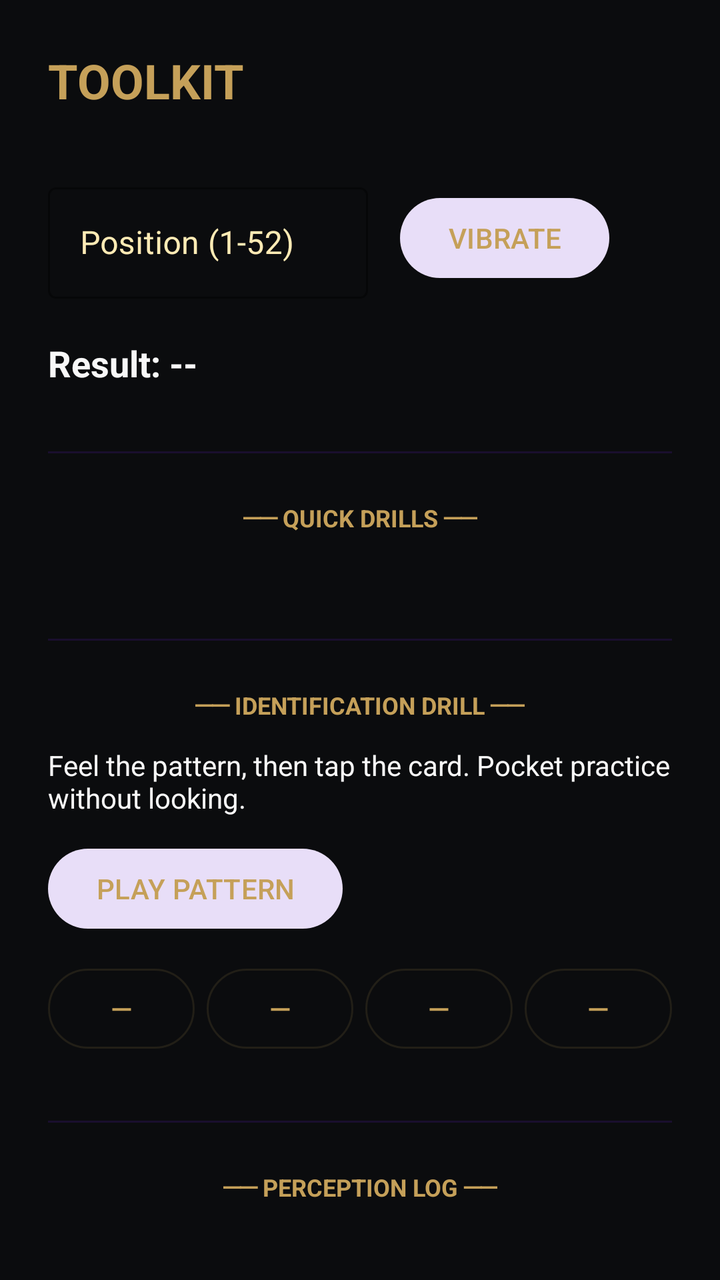
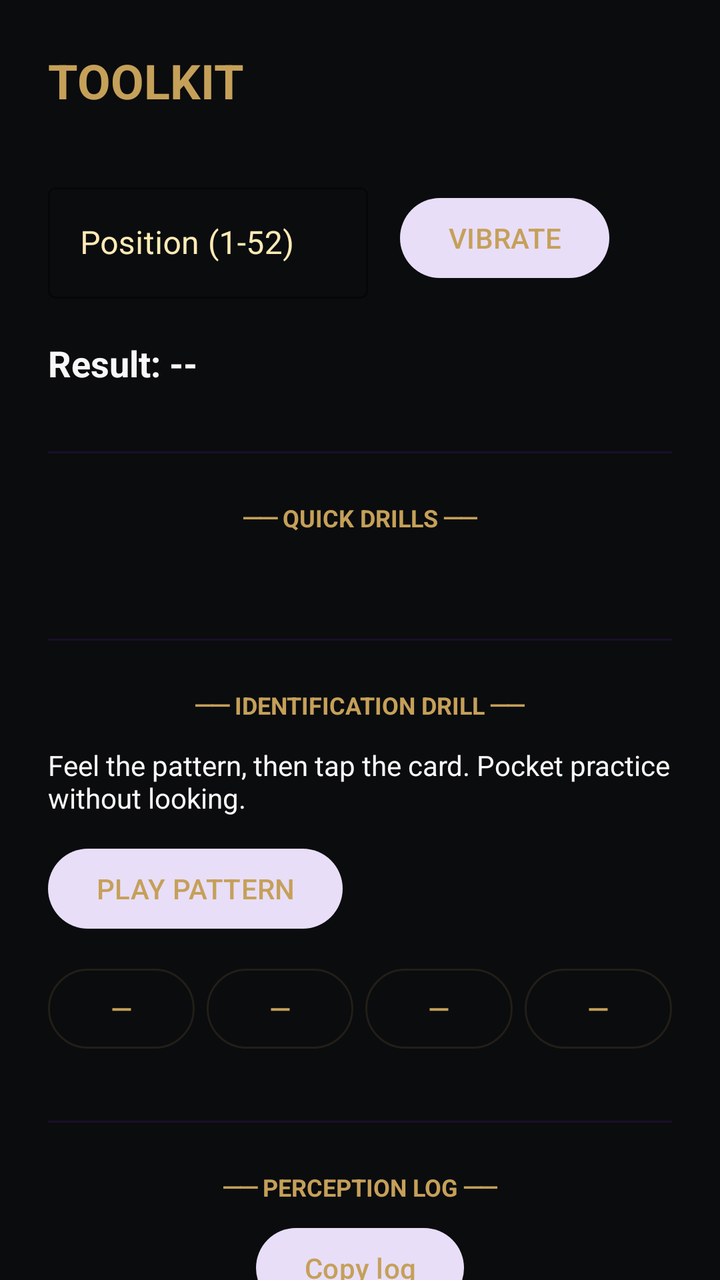

Before-and-after screenshots of an Android layout around one commit, followed by the original layout XML and the change that was made.
<!-- AndroidManifest.xml: application theme Theme.MagicHaptic -->
<!-- res/layout/fragment_test.xml -->
<?xml version="1.0" encoding="utf-8"?>
<androidx.coordinatorlayout.widget.CoordinatorLayout xmlns:android="http://schemas.android.com/apk/res/android"
    xmlns:app="http://schemas.android.com/apk/res-auto"
    android:layout_width="match_parent"
    android:layout_height="match_parent"
    android:background="@color/obsidian_black">

    <androidx.core.widget.NestedScrollView
        android:layout_width="match_parent"
        android:layout_height="match_parent">

        <androidx.constraintlayout.widget.ConstraintLayout
            android:layout_width="match_parent"
            android:layout_height="wrap_content"
            android:padding="24dp">

            <TextView
                android:id="@+id/tvTestMode"
                android:layout_width="wrap_content"
                android:layout_height="wrap_content"
                android:text="TOOLKIT"
                android:textColor="@color/antique_gold"
                android:textSize="24sp"
                android:textStyle="bold"
                app:layout_constraintStart_toStartOf="parent"
                app:layout_constraintTop_toTopOf="parent" />

            
            <com.google.android.material.textfield.TextInputLayout
                android:id="@+id/tilManualPosition"
                style="@style/Widget.MaterialComponents.TextInputLayout.OutlinedBox"
                android:layout_width="160dp"
                android:layout_height="wrap_content"
                android:layout_marginTop="32dp"
                android:hint="Position (1-52)"
                android:textColorHint="@color/gold_glow"
                app:boxStrokeColor="@color/antique_gold"
                app:hintTextColor="@color/antique_gold"
                app:layout_constraintStart_toStartOf="parent"
                app:layout_constraintTop_toBottomOf="@id/tvTestMode">

                <com.google.android.material.textfield.TextInputEditText
                    android:id="@+id/etManualPosition"
                    android:layout_width="match_parent"
                    android:layout_height="wrap_content"
                    android:inputType="number"
                    android:textColor="@color/magic_white" />
            </com.google.android.material.textfield.TextInputLayout>

            <Button
                android:id="@+id/btnVibrateManual"
                style="@style/Widget.Material3.Button.TonalButton"
                android:layout_width="wrap_content"
                android:layout_height="wrap_content"
                android:layout_marginStart="16dp"
                android:text="VIBRATE"
                android:textColor="@color/antique_gold"
                app:layout_constraintBottom_toBottomOf="@id/tilManualPosition"
                app:layout_constraintStart_toEndOf="@id/tilManualPosition"
                app:layout_constraintTop_toTopOf="@id/tilManualPosition" />

            <TextView
                android:id="@+id/tvManualCardInfo"
                android:layout_width="match_parent"
                android:layout_height="wrap_content"
                android:layout_marginTop="20dp"
                android:text="Result: --"
                android:textColor="@color/magic_white"
                android:textSize="18sp"
                android:textStyle="bold"
                app:layout_constraintTop_toBottomOf="@id/tilManualPosition" />

            <com.google.android.material.divider.MaterialDivider
                android:id="@+id/divider1"
                android:layout_width="match_parent"
                android:layout_height="wrap_content"
                android:layout_marginTop="32dp"
                app:dividerColor="@color/deep_velvet"
                app:layout_constraintTop_toBottomOf="@id/tvManualCardInfo" />

            
            <TextView
                android:id="@+id/tvQuickTestHeader"
                android:layout_width="wrap_content"
                android:layout_height="wrap_content"
                android:layout_marginTop="24dp"
                android:text="── QUICK DRILLS ──"
                android:textColor="@color/antique_gold"
                android:textSize="12sp"
                android:textStyle="bold"
                app:layout_constraintEnd_toEndOf="parent"
                app:layout_constraintStart_toStartOf="parent"
                app:layout_constraintTop_toBottomOf="@id/divider1" />

            <GridLayout
                android:id="@+id/cardGrid"
                android:layout_width="match_parent"
                android:layout_height="wrap_content"
                android:layout_marginTop="20dp"
                android:columnCount="4"
                android:useDefaultMargins="true"
                android:alignmentMode="alignBounds"
                app:layout_constraintTop_toBottomOf="@id/tvQuickTestHeader" />

            <com.google.android.material.divider.MaterialDivider
                android:id="@+id/dividerDrill"
                android:layout_width="match_parent"
                android:layout_height="wrap_content"
                android:layout_marginTop="32dp"
                app:dividerColor="@color/deep_velvet"
                app:layout_constraintTop_toBottomOf="@id/cardGrid" />

            <TextView
                android:id="@+id/tvDrillHeader"
                android:layout_width="wrap_content"
                android:layout_height="wrap_content"
                android:layout_marginTop="24dp"
                android:text="── IDENTIFICATION DRILL ──"
                android:textColor="@color/antique_gold"
                android:textSize="12sp"
                android:textStyle="bold"
                app:layout_constraintEnd_toEndOf="parent"
                app:layout_constraintStart_toStartOf="parent"
                app:layout_constraintTop_toBottomOf="@id/dividerDrill" />

            <TextView
                android:id="@+id/tvDrillStatus"
                android:layout_width="match_parent"
                android:layout_height="wrap_content"
                android:layout_marginTop="12dp"
                android:text="Feel the pattern, then tap the card. Pocket practice without looking."
                android:textColor="@color/magic_white"
                android:textSize="14sp"
                app:layout_constraintTop_toBottomOf="@id/tvDrillHeader" />

            <Button
                android:id="@+id/btnStartDrill"
                style="@style/Widget.Material3.Button.TonalButton"
                android:layout_width="wrap_content"
                android:layout_height="wrap_content"
                android:layout_marginTop="12dp"
                android:text="PLAY PATTERN"
                android:textColor="@color/antique_gold"
                app:layout_constraintStart_toStartOf="parent"
                app:layout_constraintTop_toBottomOf="@id/tvDrillStatus" />

            <LinearLayout
                android:id="@+id/drillOptions"
                android:layout_width="match_parent"
                android:layout_height="wrap_content"
                android:layout_marginTop="12dp"
                android:orientation="horizontal"
                app:layout_constraintTop_toBottomOf="@id/btnStartDrill">

                <Button
                    android:id="@+id/btnDrill1"
                    style="@style/Widget.Material3.Button.OutlinedButton"
                    android:layout_width="0dp"
                    android:layout_height="wrap_content"
                    android:layout_marginEnd="6dp"
                    android:layout_weight="1"
                    android:enabled="false"
                    android:text="—"
                    android:textColor="@color/antique_gold" />

                <Button
                    android:id="@+id/btnDrill2"
                    style="@style/Widget.Material3.Button.OutlinedButton"
                    android:layout_width="0dp"
                    android:layout_height="wrap_content"
                    android:layout_marginEnd="6dp"
                    android:layout_weight="1"
                    android:enabled="false"
                    android:text="—"
                    android:textColor="@color/antique_gold" />

                <Button
                    android:id="@+id/btnDrill3"
                    style="@style/Widget.Material3.Button.OutlinedButton"
                    android:layout_width="0dp"
                    android:layout_height="wrap_content"
                    android:layout_marginEnd="6dp"
                    android:layout_weight="1"
                    android:enabled="false"
                    android:text="—"
                    android:textColor="@color/antique_gold" />

                <Button
                    android:id="@+id/btnDrill4"
                    style="@style/Widget.Material3.Button.OutlinedButton"
                    android:layout_width="0dp"
                    android:layout_height="wrap_content"
                    android:layout_weight="1"
                    android:enabled="false"
                    android:text="—"
                    android:textColor="@color/antique_gold" />
            </LinearLayout>

            <com.google.android.material.divider.MaterialDivider
                android:id="@+id/divider2"
                android:layout_width="match_parent"
                android:layout_height="wrap_content"
                android:layout_marginTop="32dp"
                app:dividerColor="@color/deep_velvet"
                app:layout_constraintTop_toBottomOf="@id/drillOptions" />

            
            <TextView
                android:id="@+id/tvSpeechLogHeader"
                android:layout_width="wrap_content"
                android:layout_height="wrap_content"
                android:layout_marginTop="24dp"
                android:text="── PERCEPTION LOG ──"
                android:textColor="@color/antique_gold"
                android:textSize="12sp"
                android:textStyle="bold"
                app:layout_constraintEnd_toEndOf="parent"
                app:layout_constraintStart_toStartOf="parent"
                app:layout_constraintTop_toBottomOf="@id/divider2" />

            <androidx.recyclerview.widget.RecyclerView
                android:id="@+id/rvSpeechLog"
                android:layout_width="match_parent"
                android:layout_height="300dp"
                android:layout_marginTop="16dp"
                android:clipToPadding="false"
                android:fadeScrollbars="true"
                app:layout_constraintTop_toBottomOf="@id/tvSpeechLogHeader" />

        </androidx.constraintlayout.widget.ConstraintLayout>
    </androidx.core.widget.NestedScrollView>

</androidx.coordinatorlayout.widget.CoordinatorLayout>
<!-- resources referenced by this layout -->
<resources>
  <color name="antique_gold">#C5A059</color>
  <color name="deep_velvet">#1A0F2E</color>
  <color name="gold_glow">#FFEBB5</color>
  <color name="magic_white">#F8F8F8</color>
  <color name="obsidian_black">#0B0C0E</color>
  <style name="Theme.MagicHaptic" parent="Theme.Material3.DayNight.NoActionBar">
          
          <item name="colorPrimary">@color/antique_gold</item>
          <item name="colorOnPrimary">@color/obsidian_black</item>
          
          
          <item name="colorSecondary">@color/deep_velvet</item>
          <item name="colorOnSecondary">@color/antique_gold</item>
          
          
          <item name="android:statusBarColor">@color/obsidian_black</item>
          <item name="android:navigationBarColor">@color/obsidian_black</item>
          <item name="android:windowBackground">@color/obsidian_black</item>
          
          
          <item name="colorSurface">@color/obsidian_black</item>
          <item name="colorOnSurface">@color/antique_gold</item>
          <item name="colorSurfaceVariant">#1A1B1E</item>
          <item name="colorOnSurfaceVariant">@color/gold_glow</item>
  
          
          <item name="snackbarStyle">@style/Widget.MaterialComponents.Snackbar</item>
      </style>
</resources>

<!-- the commit's change to res/layout/fragment_test.xml (unified diff, before → after) -->
@@ -218,6 +218,18 @@
                 app:layout_constraintStart_toStartOf="parent"
                 app:layout_constraintTop_toBottomOf="@id/divider2" />
 
+            <Button
+                android:id="@+id/btnCopySpeechLog"
+                style="@style/Widget.Material3.Button.TonalButton"
+                android:layout_width="wrap_content"
+                android:layout_height="wrap_content"
+                android:layout_marginTop="8dp"
+                android:text="@string/copy_speech_log"
+                android:textColor="@color/antique_gold"
+                app:layout_constraintEnd_toEndOf="parent"
+                app:layout_constraintStart_toStartOf="parent"
+                app:layout_constraintTop_toBottomOf="@id/tvSpeechLogHeader" />
+
             <androidx.recyclerview.widget.RecyclerView
                 android:id="@+id/rvSpeechLog"
                 android:layout_width="match_parent"
@@ -225,7 +237,7 @@
                 android:layout_marginTop="16dp"
                 android:clipToPadding="false"
                 android:fadeScrollbars="true"
-                app:layout_constraintTop_toBottomOf="@id/tvSpeechLogHeader" />
+                app:layout_constraintTop_toBottomOf="@id/btnCopySpeechLog" />
 
         </androidx.constraintlayout.widget.ConstraintLayout>
     </androidx.core.widget.NestedScrollView>
<!-- resource entries referenced after the edit -->
@@ -5,6 +5,7 @@
   <color name="gold_glow">#FFEBB5</color>
   <color name="magic_white">#F8F8F8</color>
   <color name="obsidian_black">#0B0C0E</color>
+  <string name="copy_speech_log">Copy log</string>
   <style name="Theme.MagicHaptic" parent="Theme.Material3.DayNight.NoActionBar">
           
           <item name="colorPrimary">@color/antique_gold</item>
